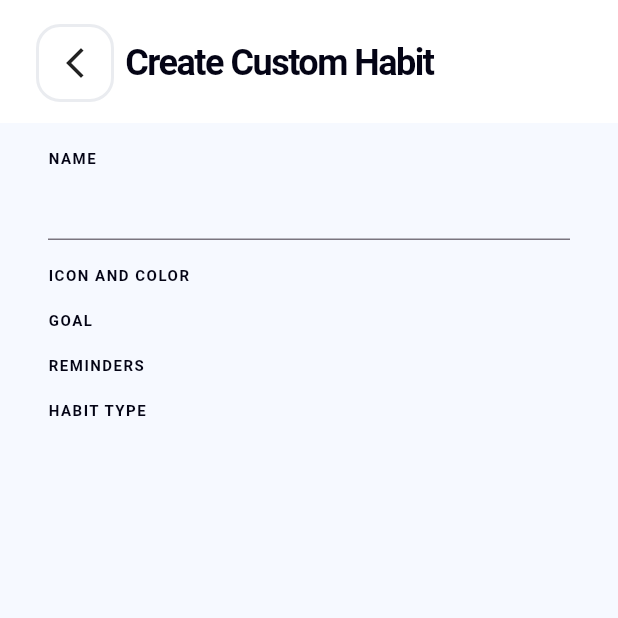
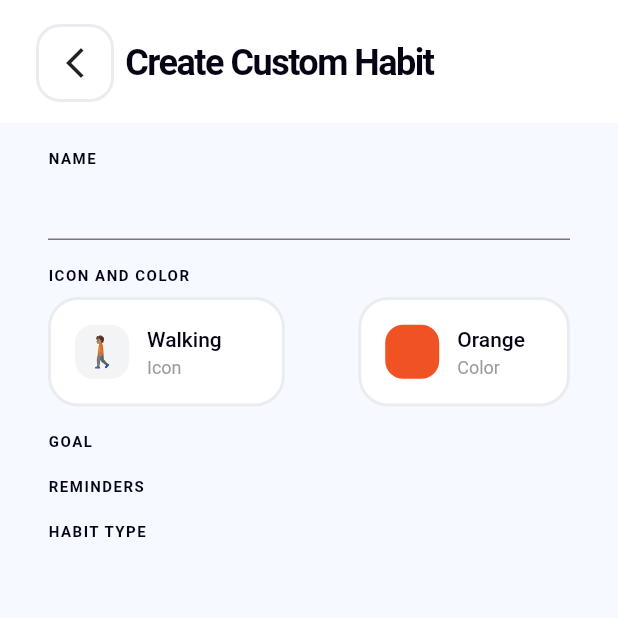
Before and after one commit to CardRapier/HProject, a Flutter app: the CustomHabitForm screen opened by its route, on a phone screen of 412 x 824 dp, the top half of it. Run offline on Flutter 3.47's test engine with Material 3 defaults, Android fonts, the phone set to English and light mode, and no system bars; our stand-ins replace go_router, percent_indicator, scrollable_positioned_list; Roboto replaces fonts that are missing (Montserrat).

Commit message:
Separate basic card into a component, Add icon and color for habit form

```diff
--- a/lib/features/home/presentation/pages/custom_habit_form.dart
+++ b/lib/features/home/presentation/pages/custom_habit_form.dart
@@ -1,5 +1,6 @@
 import 'package:flutter/material.dart';
 import 'package:h_project/main.dart';
+import 'package:h_project/shared/presentation/components/basic_card.dart';
 import 'package:h_project/shared/presentation/components/my_text.dart';
 import 'package:h_project/shared/presentation/design.dart';
 
@@ -27,21 +28,74 @@ class CustomHabitForm extends StatelessWidget {
               ),
             ),
           ),
-          const Padding(
-            padding: EdgeInsets.symmetric(horizontal: 32.0, vertical: 16),
+          Padding(
+            padding: const EdgeInsets.symmetric(horizontal: 32.0, vertical: 16),
             child: Column(
               crossAxisAlignment: CrossAxisAlignment.start,
               children: [
-                MyText.chip('Name', upperCase: true),
-                TextField(),
-                SizedBox(height: 16),
-                MyText.chip('Icon and Color', upperCase: true),
-                SizedBox(height: 16),
-                MyText.chip('Goal', upperCase: true),
-                SizedBox(height: 16),
-                MyText.chip('Reminders', upperCase: true),
-                SizedBox(height: 16),
-                MyText.chip('Habit Type', upperCase: true)
+                const MyText.chip('Name', upperCase: true),
+                const TextField(),
+                const SizedBox(height: 16),
+                const MyText.chip('Icon and Color', upperCase: true),
+                const SizedBox(height: 8),
+                Row(
+                  mainAxisAlignment: MainAxisAlignment.spaceBetween,
+                  children: [
+                    BasicCard(
+                      padding: const EdgeInsets.all(16),
+                      children: [
+                        Container(
+                          width: 36,
+                          height: 36,
+                          decoration: const BoxDecoration(
+                            color: MyColors.darkBlue10,
+                            borderRadius: BorderRadius.all(Radius.circular(12)),
+                          ),
+                          child: const Center(
+                            child: MyText.h6('🚶🏽'),
+                          ),
+                        ),
+                        const SizedBox(width: 12),
+                        const Column(
+                          crossAxisAlignment: CrossAxisAlignment.start,
+                          children: [
+                            MyText.paragraph('Walking'),
+                            MyText.alternative('Icon')
+                          ],
+                        ),
+                        const SizedBox(width: 24),
+                      ],
+                    ),
+                    BasicCard(
+                      padding: const EdgeInsets.all(16),
+                      children: [
+                        Container(
+                          width: 36,
+                          height: 36,
+                          decoration: const BoxDecoration(
+                            color: MyColors.orange,
+                            borderRadius: BorderRadius.all(Radius.circular(12)),
+                          ),
+                        ),
+                        const SizedBox(width: 12),
+                        const Column(
+                          crossAxisAlignment: CrossAxisAlignment.start,
+                          children: [
+                            MyText.paragraph('Orange'),
+                            MyText.alternative('Color')
+                          ],
+                        ),
+                        const SizedBox(width: 12),
+                      ],
+                    )
+                  ],
+                ),
+                const SizedBox(height: 16),
+                const MyText.chip('Goal', upperCase: true),
+                const SizedBox(height: 16),
+                const MyText.chip('Reminders', upperCase: true),
+                const SizedBox(height: 16),
+                const MyText.chip('Habit Type', upperCase: true)
               ],
             ),
           ),
--- a/lib/main.dart
+++ b/lib/main.dart
@@ -2,6 +2,7 @@ import 'package:flutter/material.dart';
 import 'package:go_router/go_router.dart';
 import 'package:h_project/core/routing/app_router.dart';
 import 'package:h_project/core/routing/routes.dart';
+import 'package:h_project/shared/presentation/components/basic_card.dart';
 import 'package:h_project/shared/presentation/components/my_text.dart';
 import 'package:h_project/shared/presentation/design.dart';
 import 'package:intl/intl.dart';
@@ -363,7 +364,7 @@ class MyHomePage extends StatelessWidget {
                           borderRadius:
                               const BorderRadius.all(Radius.circular(20)),
                           border: Border.all(
-                              color: const Color.fromRGBO(234, 236, 240, 1),
+                              color: MyColors.black10,
                               width: 2)),
                       child: Row(
                         mainAxisAlignment: MainAxisAlignment.spaceBetween,
@@ -472,7 +473,7 @@ class MyHomePage extends StatelessWidget {
               color: Colors.white,
               borderRadius: const BorderRadius.all(Radius.circular(20)),
               border: Border.all(
-                  color: const Color.fromRGBO(234, 236, 240, 1), width: 2)),
+                  color: MyColors.black10, width: 2)),
           child: Column(
             children: [
               Row(
@@ -614,7 +615,7 @@ class HeaderButton extends StatelessWidget {
           borderRadius:
               BorderRadius.all(Radius.elliptical(borderRadius, borderRadius)),
           border: Border.all(
-              color: const Color.fromRGBO(234, 236, 240, 1),
+              color: MyColors.black10,
               width: borderWidth),
         ),
         child: content ??
@@ -784,7 +785,7 @@ void _showCreateHabitModal(BuildContext context, String habitType) {
               color: MyColors.black40,
             ),
             const SizedBox(height: 8),
-            basicCard(children: [
+            BasicCard(children: [
               const MyText.paragraph('Create Custom Habit'),
               HeaderButton(
                 icon: Icons.add,
@@ -852,30 +853,3 @@ void _showCreateHabitModal(BuildContext context, String habitType) {
     },
   );
 }
-
-Widget greyText(text, {double size = 10}) {
-  return Text(
-    text,
-    style: TextStyle(
-        color: Colors.grey,
-        fontSize: size,
-        letterSpacing: 1,
-        fontWeight: FontWeight.bold),
-    textAlign: TextAlign.start,
-  );
-}
-
-Widget basicCard({children}) {
-  return Container(
-    padding: const EdgeInsets.only(right: 16, left: 16, top: 8, bottom: 10),
-    decoration: BoxDecoration(
-        color: Colors.white,
-        borderRadius: const BorderRadius.all(Radius.circular(20)),
-        border: Border.all(
-            color: const Color.fromRGBO(234, 236, 240, 1), width: 2)),
-    child: Row(
-      mainAxisAlignment: MainAxisAlignment.spaceBetween,
-      children: children,
-    ),
-  );
-}
--- /dev/null
+++ b/lib/shared/presentation/components/basic_card.dart
@@ -0,0 +1,28 @@
+import 'package:flutter/material.dart';
+import 'package:h_project/shared/presentation/design.dart';
+
+class BasicCard extends StatelessWidget {
+  final List<Widget> children;
+  final EdgeInsetsGeometry? padding;
+  final double? width;
+
+  const BasicCard(
+      {super.key, required this.children, this.padding, this.width});
+
+  @override
+  Widget build(BuildContext context) {
+    return Container(
+      width: width,
+      padding: padding ??
+          const EdgeInsets.only(right: 16, left: 16, top: 8, bottom: 10),
+      decoration: BoxDecoration(
+          color: Colors.white,
+          borderRadius: const BorderRadius.all(Radius.circular(20)),
+          border: Border.all(color: MyColors.black10, width: 2)),
+      child: Row(
+        mainAxisAlignment: MainAxisAlignment.spaceBetween,
+        children: children,
+      ),
+    );
+  }
+}
--- a/lib/shared/presentation/design.dart
+++ b/lib/shared/presentation/design.dart
@@ -5,8 +5,14 @@ class MyColors {
   static const Color black60 = Color(0xff686873);
   static const Color black40 = Color(0xff9B9BA1);
   static const Color black20 = Color(0xffCDCDD0);
+  static const Color black10 = Color(0xffEAECF0);
+
+  static const Color blue = Color(0xff3843FF);
+  static const Color darkBlue10 = Color(0xffF3F4F6);
+
+  static const Color orange = Color(0xffF15223);
+
   static const Color background = Color(0xffF6F9FF);
-  static const Color blue = Color(0xff3843FF);
   static const LinearGradient gradientBlue = LinearGradient(
       begin: Alignment.topLeft,
       end: Alignment.bottomRight,
```
